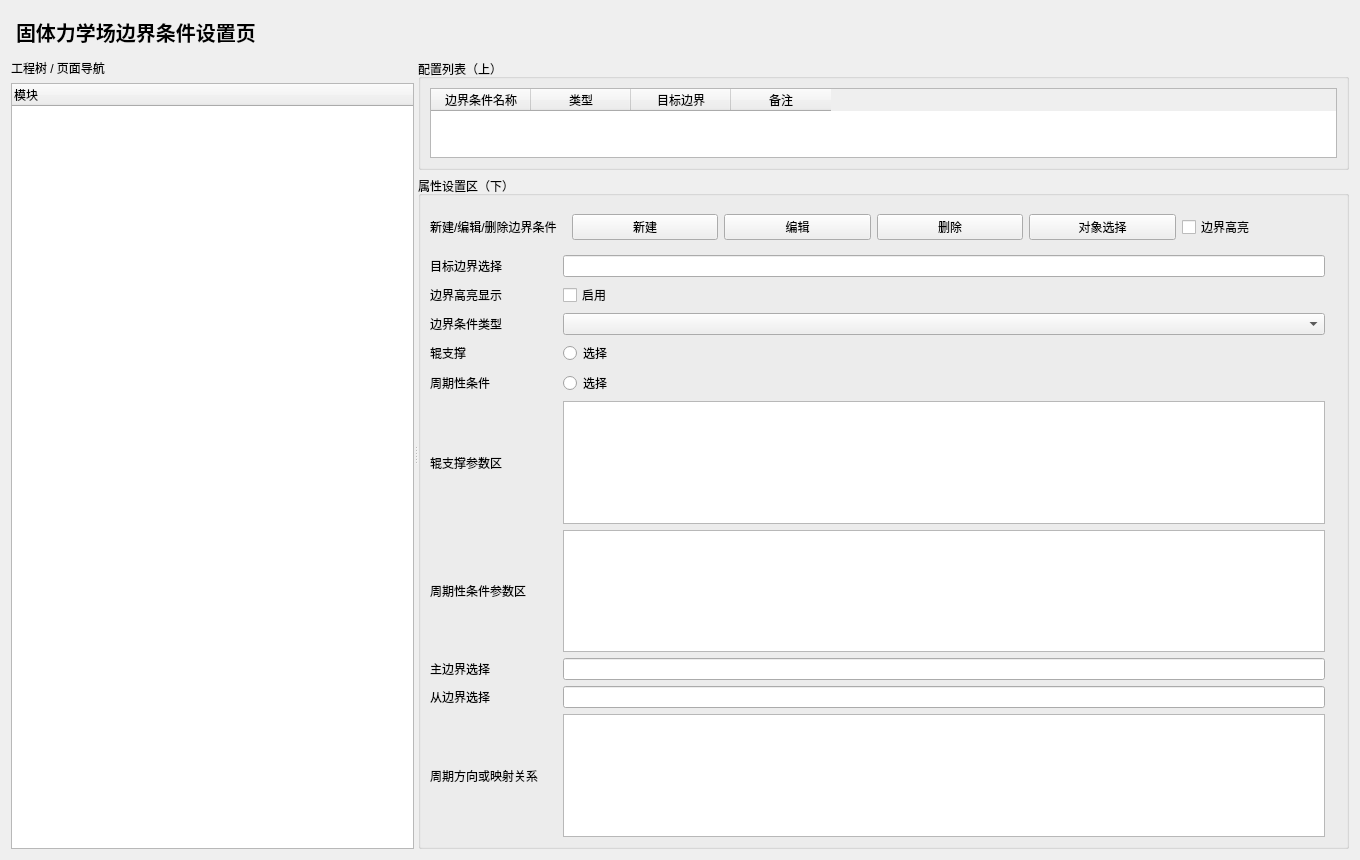
Above: plugins/Base_Display/SolidBoundaryConditionPage.ui from asd977/base_cae before the change. Below: the same form after it.
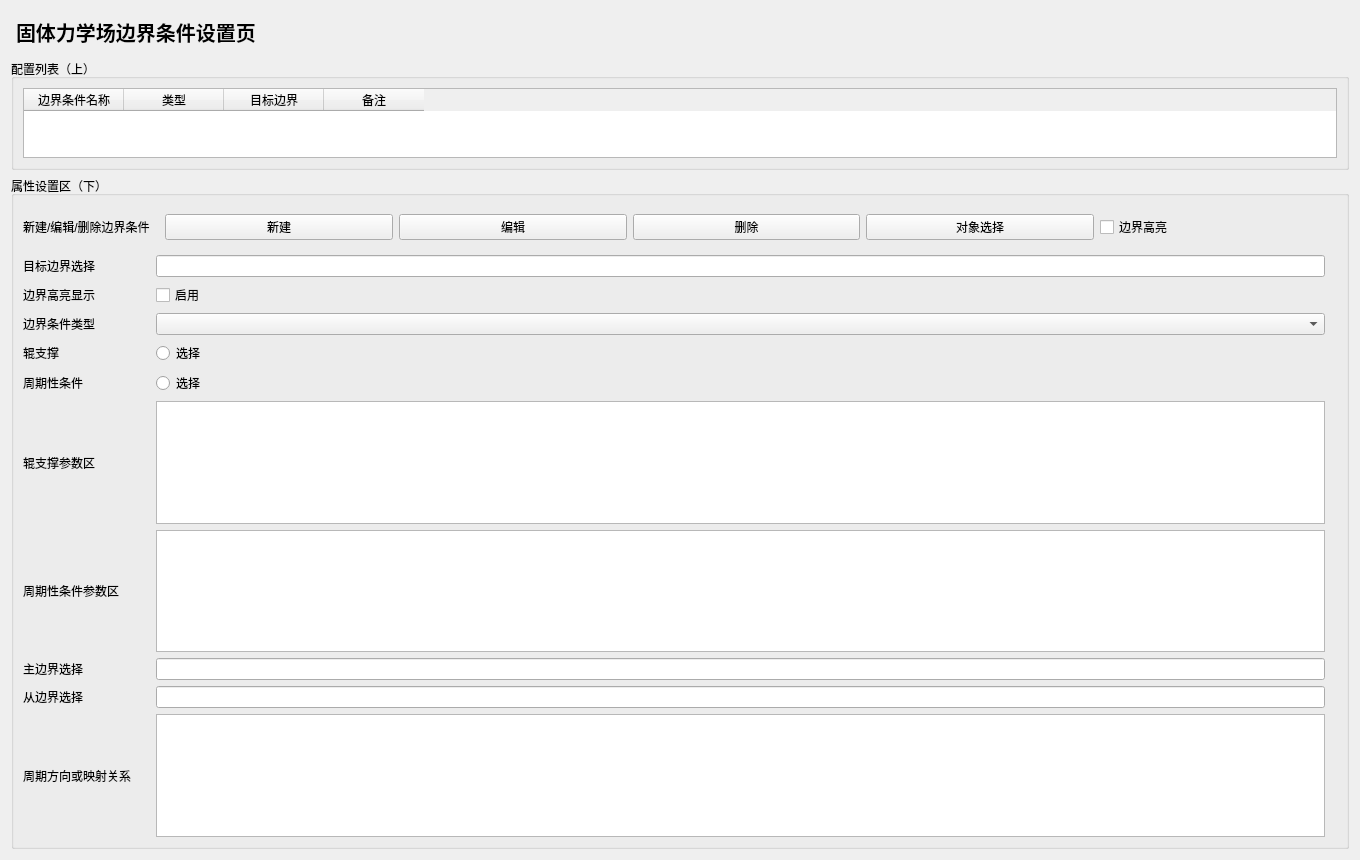
That is the form after the change.

Commit message: 按评审意见移除左侧导航并补充底部纵向弹簧

The edit to the form file:
```diff
--- a/plugins/Base_Display/SolidBoundaryConditionPage.ui
+++ b/plugins/Base_Display/SolidBoundaryConditionPage.ui
@@ -6,17 +6,6 @@
   <layout class="QVBoxLayout" name="rootLayout">
    <item><widget class="QLabel" name="titleLabel"><property name="styleSheet"><string notr="true">font-size:20px;font-weight:700;padding:6px 0;</string></property><property name="text"><string>固体力学场边界条件设置页</string></property></widget></item>
    <item>
-    <widget class="QSplitter" name="mainSplitter">
-     <property name="orientation"><enum>Qt::Horizontal</enum></property>
-     <widget class="QWidget" name="leftPanel">
-      <layout class="QVBoxLayout" name="leftLayout">
-       <item><widget class="QLabel" name="navTitle"><property name="text"><string>工程树 / 页面导航</string></property></widget></item>
-       <item><widget class="QTreeWidget" name="navTree"><column><property name="text"><string>模块</string></property></column></widget></item>
-      </layout>
-     </widget>
-     <widget class="QWidget" name="rightPanel">
-      <layout class="QVBoxLayout" name="rightLayout">
-       <item>
         <widget class="QGroupBox" name="listGroup"><property name="title"><string>配置列表（上）</string></property>
          <layout class="QVBoxLayout" name="listLayout">
           <item><widget class="QTableWidget" name="configTable">              <column><property name="text"><string>边界条件名称</string></property></column>
@@ -55,9 +44,11 @@
          </layout>
         </widget>
        </item>
-      </layout>
-     </widget>
-    </widget>
+   <item>
+    <spacer name="verticalSpacer">
+     <property name="orientation"><enum>Qt::Vertical</enum></property>
+     <property name="sizeHint" stdset="0"><size><width>20</width><height>40</height></size></property>
+    </spacer>
    </item>
   </layout>
  </widget>
```
Left out of the diff: 3 changed lines with no effect on the pictures. Lines whose indentation alone changed are shown as unchanged. The commit also changes 23 other files.
